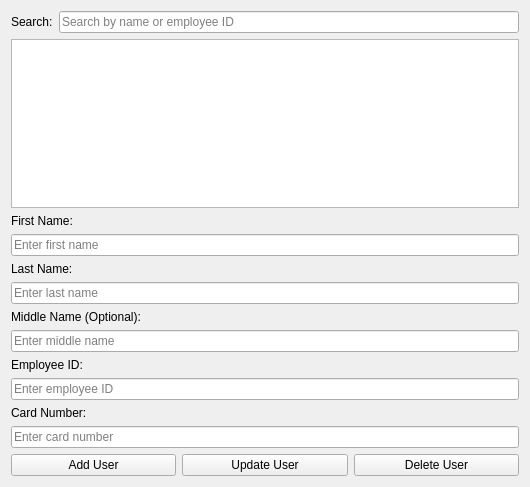
This is ui/usermanagement.ui in comrade001/AlimentaSys as Qt 5 draws it before an edit. The edited form follows.
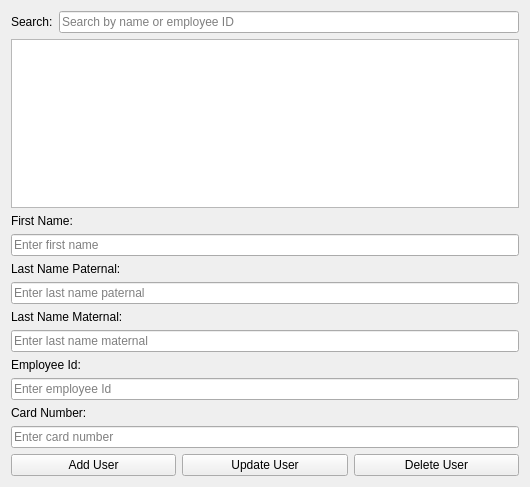
This is the edited form. Icons and pictures are not drawn.

```diff
--- a/ui/usermanagement.ui
+++ b/ui/usermanagement.ui
@@ -58,42 +58,42 @@
    <item>
     <widget class="QLabel" name="lblLastName">
      <property name="text">
-      <string>Last Name:</string>
+      <string>Last Name Paternal:</string>
      </property>
     </widget>
    </item>
    <item>
     <widget class="QLineEdit" name="txtLastName">
      <property name="placeholderText">
-      <string>Enter last name</string>
+      <string>Enter last name paternal</string>
      </property>
     </widget>
    </item>
    <item>
     <widget class="QLabel" name="lblMiddleName">
      <property name="text">
-      <string>Middle Name (Optional): </string>
+      <string>Last Name Maternal:</string>
      </property>
     </widget>
    </item>
    <item>
     <widget class="QLineEdit" name="txtMiddleName">
      <property name="placeholderText">
-      <string>Enter middle name</string>
+      <string>Enter last name maternal</string>
      </property>
     </widget>
    </item>
    <item>
     <widget class="QLabel" name="lblEmployeeID">
      <property name="text">
-      <string>Employee ID:</string>
+      <string>Employee Id:</string>
      </property>
     </widget>
    </item>
    <item>
     <widget class="QLineEdit" name="txtEmployeeID">
      <property name="placeholderText">
-      <string>Enter employee ID</string>
+      <string>Enter employee Id</string>
      </property>
     </widget>
    </item>
```
Left out of the diff: 12 changed lines with no effect on the pictures.
